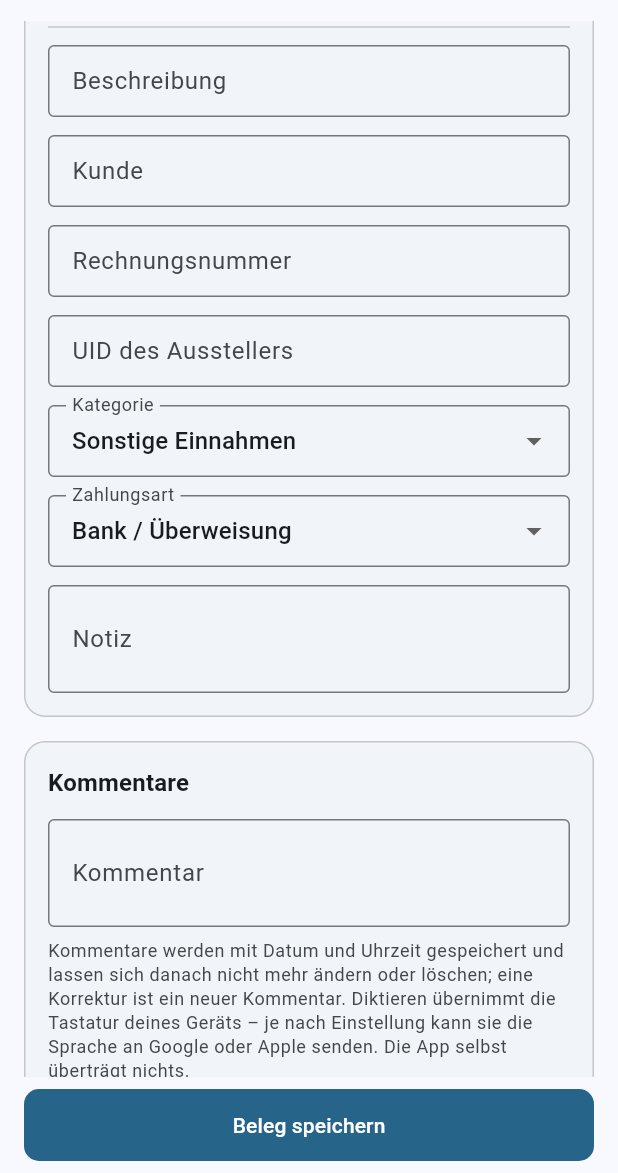
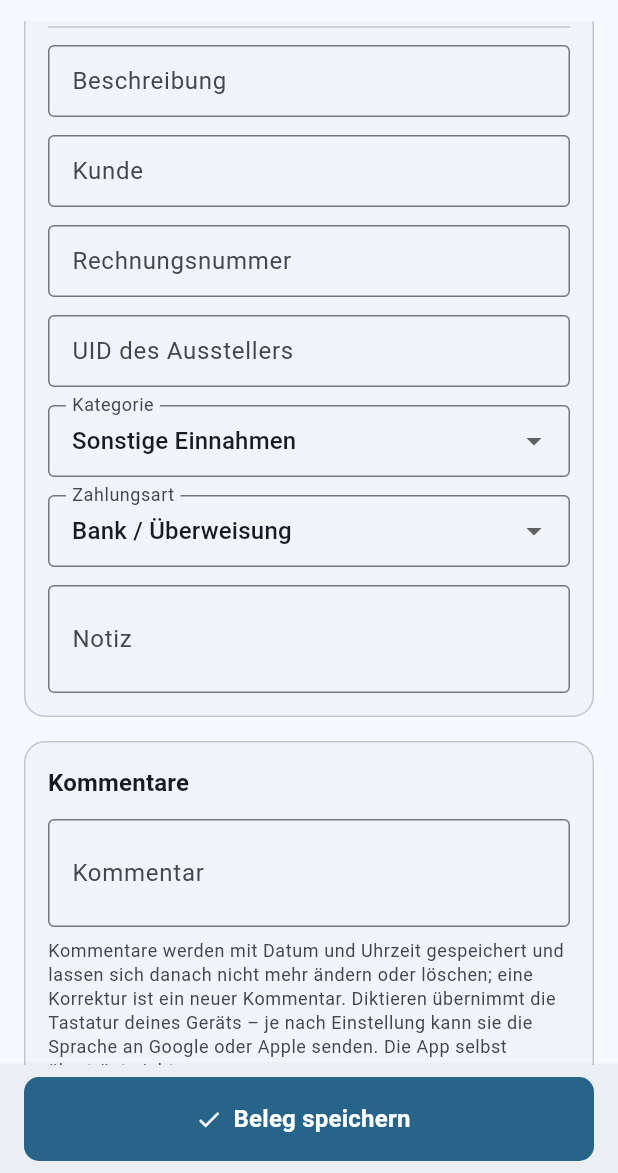
Before and after one commit to juergenjesenko-gif/Buchhaltung-, a Flutter app: the ReceiptEditScreen screen opened directly with empty values, scrolled down 576 dp, on a phone screen of 412 x 824 dp, the part 63-1236 px from its top. Run offline on Flutter 3.47's test engine with Material 3 defaults, Android fonts, the phone set to English and light mode, and no system bars; our stand-ins replace flutter_secure_storage, image_picker, local_auth, pdf, share_plus, sqflite; missing offline and left inert: cryptography; accounts and stored records are empty; statements that could not run were skipped.

Commit message:
Belegformular: Vollständigkeitsbestätigung als Speicherknopf (FA-2.14)
Häkchen „Alle Seiten inkl. beschriebener Rückseiten erfasst“ entfällt.
Bei neuen Seiten heißt der unten fixierte Primärknopf „Vollständig – Beleg
speichern (n Seiten)“, darüber die Erklärzeile; bei einer Seite sekundär
„Rückseite?“. Leiste über der Tastatur, Telefon volle Breite, Tablet
rechts, 56 dp. audit_log: „Vollständigkeit bestätigt“. Prüfpunkt P-S31.
Spezifikation 1.39, Handbuch, Release Notes (Unveröffentlicht).

Co-Authored-By: Claude Opus 5.5 <noreply@anthropic.com>
Claude-Session: https://claude.ai/code/session_016sfhTuSB7LJAoqeRige712

```diff
--- a/lib/features/receipts/receipt_edit_screen.dart
+++ b/lib/features/receipts/receipt_edit_screen.dart
@@ -25,6 +25,7 @@ import '../../services/vat_calculator.dart';
 import '../../theme.dart';
 import '../../widgets/common.dart';
 import '../../widgets/adaptive.dart';
+import 'receipt_save_bar.dart';
 
 /// Beleg erfassen oder bearbeiten.
 ///
@@ -88,9 +89,6 @@ class _ReceiptEditScreenState extends State<ReceiptEditScreen> {
   /// So viele Seiten sind bereits gespeichert und damit fest: sie lassen sich
   /// weder löschen noch umsortieren, nur ergänzen.
   int _savedPageCount = 0;
-
-  /// Vollständigkeitsbestätigung vor dem Buchen neuer Seiten (L-2.16).
-  bool _pagesConfirmed = false;
 
   List<ReceiptComment> _comments = const [];
 
@@ -410,7 +408,6 @@ class _ReceiptEditScreenState extends State<ReceiptEditScreen> {
       if (!mounted) return;
       setState(() {
         _pages.add(relative);
-        _pagesConfirmed = false;
       });
       await _resolveFiles();
       if (_scanEnabled && !_isEditing) await _scan();
@@ -442,7 +439,6 @@ class _ReceiptEditScreenState extends State<ReceiptEditScreen> {
     setState(() {
       _pages.removeAt(index);
       _pageFiles.remove(path);
-      _pagesConfirmed = false;
     });
     await ReceiptImageStore.delete(path);
   }
@@ -515,13 +511,9 @@ class _ReceiptEditScreenState extends State<ReceiptEditScreen> {
       }
       return;
     }
-    if (_hasNewPages && !_pagesConfirmed) {
-      showSnack(
-        context,
-        'Bitte bestätige, dass alle Seiten des Belegs erfasst sind.',
-      );
-      return;
-    }
+    // Neue Seiten: Das Tippen auf „Vollständig – Beleg speichern“ ist die
+    // Vollständigkeitsbestätigung (L-2.16, FA-2.14, Prüfpunkt P-S31).
+    final confirmsCompleteness = _hasNewPages;
 
     setState(() => _saving = true);
     final state = AppScope.read(context);
@@ -576,6 +568,7 @@ class _ReceiptEditScreenState extends State<ReceiptEditScreen> {
       // gespeicherten Beleg hängt man Kommentare über die eigene Schaltfläche an.
       comment: _isEditing ? null : _commentController.text,
       scanAudit: scanAudit,
+      completenessConfirmed: confirmsCompleteness,
     );
     _saved = true;
     await state.onBookingsChanged();
@@ -739,17 +732,6 @@ class _ReceiptEditScreenState extends State<ReceiptEditScreen> {
               child: Text(hint, style: muted),
             ),
         ],
-        if (_hasNewPages && !_isCancelled)
-          CheckboxListTile(
-            contentPadding: EdgeInsets.zero,
-            controlAffinity: ListTileControlAffinity.leading,
-            value: _pagesConfirmed,
-            onChanged: (value) =>
-                setState(() => _pagesConfirmed = value ?? false),
-            title: const Text(
-              'Alle Seiten inkl. beschriebener Rückseiten erfasst',
-            ),
-          ),
         const SizedBox(height: 8),
         Text(
           'Belege sind ${tax.retentionYears} Jahre aufzubewahren. '
@@ -1269,25 +1251,13 @@ class _ReceiptEditScreenState extends State<ReceiptEditScreen> {
       ),
       bottomNavigationBar: _isCancelled
           ? null
-          : Padding(
-              padding: EdgeInsets.fromLTRB(
-                16,
-                8,
-                16,
-                8 + MediaQuery.of(context).padding.bottom,
-              ),
-              child: FilledButton(
-                onPressed: _saving ? null : _save,
-                child: _saving
-                    ? const SizedBox(
-                        height: 20,
-                        width: 20,
-                        child: CircularProgressIndicator(strokeWidth: 2),
-                      )
-                    : Text(
-                        _isEditing ? 'Änderungen speichern' : 'Beleg speichern',
-                      ),
-              ),
+          : ReceiptSaveBar(
+              totalPages: _pages.length,
+              hasNewPages: _hasNewPages,
+              editing: _isEditing,
+              saving: _saving,
+              onSave: _save,
+              onAddPage: () => _addPage(ImageSource.camera),
             ),
     );
   }
--- /dev/null
+++ b/lib/features/receipts/receipt_save_bar.dart
@@ -0,0 +1,139 @@
+import 'package:flutter/material.dart';
+
+import '../../core/window_size.dart';
+
+/// Unten fixierte Speicherleiste des Belegformulars.
+///
+/// Sind neue Seiten hinzugekommen, ist Speichern zugleich die
+/// Vollständigkeitsbestätigung (L-2.16, FA-2.14): der Primärknopf heißt
+/// „Vollständig – Beleg speichern“ und nennt die Seitenzahl, darüber steht,
+/// was das Tippen bestätigt. Ein eigenes Häkchen gibt es nicht mehr
+/// (Prüfpunkt P-S31).
+///
+/// Die Leiste bleibt über der Bildschirmtastatur sichtbar und liegt im
+/// Daumenbereich: auf dem Telefon volle Breite, ab 600 dp rechtsbündig.
+class ReceiptSaveBar extends StatelessWidget {
+  const ReceiptSaveBar({
+    super.key,
+    required this.totalPages,
+    required this.hasNewPages,
+    required this.editing,
+    required this.saving,
+    required this.onSave,
+    this.onAddPage,
+  });
+
+  final int totalPages;
+
+  /// Neue, noch nicht gespeicherte Seiten: dann bestätigt Speichern die
+  /// Vollständigkeit.
+  final bool hasNewPages;
+  final bool editing;
+  final bool saving;
+  final VoidCallback onSave;
+
+  /// Sekundäre Aktion bei nur einer Seite: beschriebene Rückseite ergänzen.
+  final VoidCallback? onAddPage;
+
+  /// Mindesthöhe des Primärknopfs, über `touch.min` (48 dp) hinaus.
+  static const double primaryHeight = 56;
+
+  static String pagesLabel(int count) =>
+      count == 1 ? '1 Seite' : '$count Seiten';
+
+  @override
+  Widget build(BuildContext context) {
+    final theme = Theme.of(context);
+    final media = MediaQuery.of(context);
+    final wide =
+        WindowSizeClass.fromWidth(media.size.width) != WindowSizeClass.compact;
+    final confirms = hasNewPages;
+
+    final primary = FilledButton.icon(
+      key: const ValueKey('receipt-save'),
+      style: FilledButton.styleFrom(
+        minimumSize: const Size(0, primaryHeight),
+        textStyle: theme.textTheme.titleMedium?.copyWith(
+          fontWeight: FontWeight.w600,
+        ),
+      ),
+      onPressed: saving ? null : onSave,
+      icon: saving
+          ? const SizedBox.square(
+              dimension: 20,
+              child: CircularProgressIndicator(strokeWidth: 2),
+            )
+          : Icon(confirms ? Icons.task_alt : Icons.check),
+      label: Text(
+        confirms
+            ? 'Vollständig – Beleg speichern (${pagesLabel(totalPages)})'
+            : (editing ? 'Änderungen speichern' : 'Beleg speichern'),
+        textAlign: TextAlign.center,
+      ),
+    );
+
+    final secondary = confirms && totalPages == 1 && onAddPage != null
+        ? OutlinedButton.icon(
+            key: const ValueKey('receipt-add-back'),
+            style: OutlinedButton.styleFrom(
+              minimumSize: const Size(0, primaryHeight),
+            ),
+            onPressed: saving ? null : onAddPage,
+            icon: const Icon(Icons.add_a_photo_outlined),
+            label: const Text('Rückseite?'),
+          )
+        : null;
+
+    final buttons = Row(
+      children: [
+        if (wide) const Spacer(),
+        if (secondary != null) ...[secondary, const SizedBox(width: 12)],
+        if (wide)
+          ConstrainedBox(
+            constraints: const BoxConstraints(minWidth: 320, maxWidth: 440),
+            child: primary,
+          )
+        else
+          Expanded(child: primary),
+      ],
+    );
+
+    return Material(
+      color: theme.colorScheme.surfaceContainer,
+      elevation: 3,
+      child: Padding(
+        // Über der Tastatur bleiben (viewInsets), sonst über dem Home-Balken.
+        padding: EdgeInsets.fromLTRB(
+          16,
+          8,
+          16,
+          8 +
+              (media.viewInsets.bottom > 0
+                  ? media.viewInsets.bottom
+                  : media.padding.bottom),
+        ),
+        child: Column(
+          mainAxisSize: MainAxisSize.min,
+          crossAxisAlignment: wide
+              ? CrossAxisAlignment.end
+              : CrossAxisAlignment.stretch,
+          children: [
+            if (confirms)
+              Padding(
+                padding: const EdgeInsets.only(bottom: 6),
+                child: Text(
+                  'Mit Speichern bestätigst du, dass alle Seiten '
+                  'inkl. beschriebener Rückseiten erfasst sind.',
+                  style: theme.textTheme.bodySmall?.copyWith(
+                    color: theme.colorScheme.onSurfaceVariant,
+                  ),
+                  textAlign: wide ? TextAlign.end : TextAlign.start,
+                ),
+              ),
+            buttons,
+          ],
+        ),
+      ),
+    );
+  }
+}
```
Also changed, not shown: lib/data/repositories.dart (+10 -2 lines), 5 other files.
